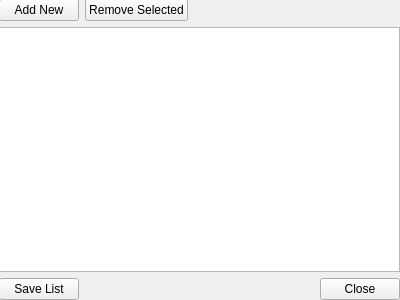
This is logvalueview.ui in grastvei007/juneserver as Qt 5 draws it before an edit. The edited form follows.
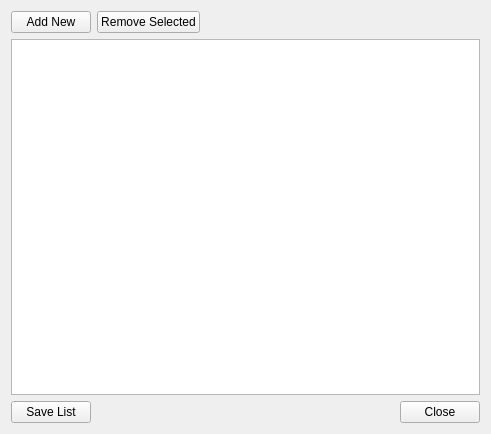
This is the edited form.

The edit to the form file:
```diff
--- a/logvalueview.ui
+++ b/logvalueview.ui
@@ -6,22 +6,15 @@
    <rect>
     <x>0</x>
     <y>0</y>
-    <width>400</width>
-    <height>300</height>
+    <width>491</width>
+    <height>434</height>
    </rect>
   </property>
   <property name="windowTitle">
    <string>Form</string>
   </property>
-  <widget class="QWidget" name="gridLayoutWidget">
-   <property name="geometry">
-    <rect>
-     <x>-1</x>
-     <y>-1</y>
-     <width>401</width>
-     <height>301</height>
-    </rect>
-   </property>
+  <layout class="QGridLayout" name="gridLayout_2">
+   <item row="0" column="0">
    <layout class="QGridLayout" name="gridLayout">
     <property name="sizeConstraint">
      <enum>QLayout::SetMinAndMaxSize</enum>
@@ -58,7 +51,11 @@
      </layout>
     </item>
     <item row="3" column="0">
-     <widget class="QTableView" name="tableView"/>
+      <widget class="QTableView" name="tableView">
+       <attribute name="horizontalHeaderStretchLastSection">
+        <bool>true</bool>
+       </attribute>
+      </widget>
     </item>
     <item row="4" column="0">
      <layout class="QHBoxLayout" name="horizontalLayout_2">
@@ -92,7 +89,8 @@
      </layout>
     </item>
    </layout>
-  </widget>
+   </item>
+  </layout>
  </widget>
  <resources/>
  <connections/>
```
Lines whose indentation alone changed are shown as unchanged.
